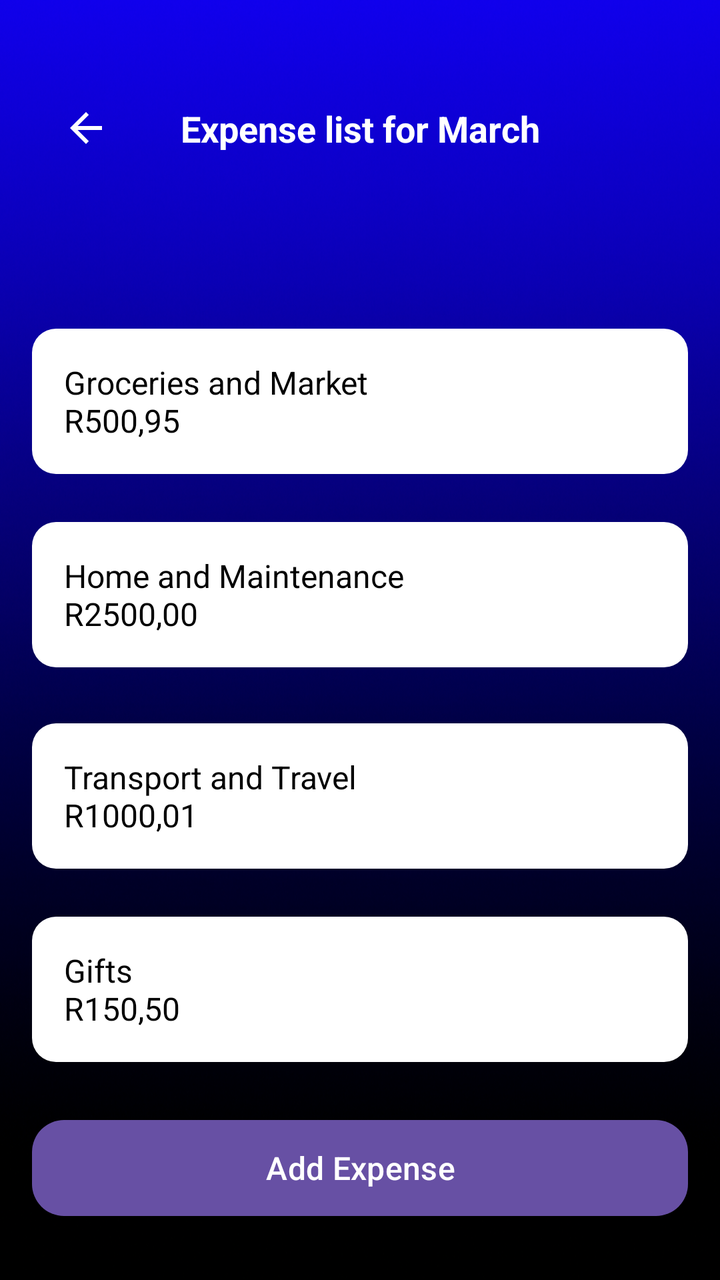
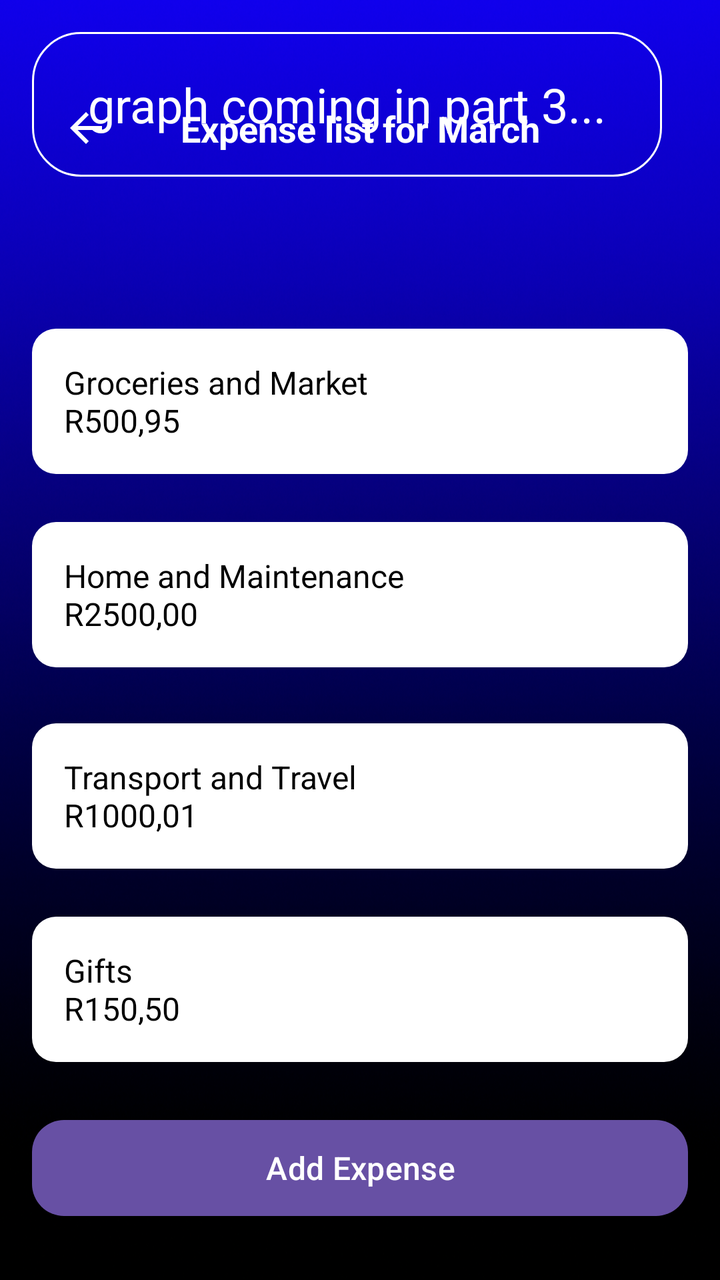

Screens rendered from an Android XML layout before and after an edit, with the pre-edit source and the edit as a unified diff.
<!-- AndroidManifest.xml: application theme Theme.CashUp -->
<!-- res/layout/activity_expense.xml -->
<?xml version="1.0" encoding="utf-8"?>
<androidx.constraintlayout.widget.ConstraintLayout xmlns:android="http://schemas.android.com/apk/res/android"
    xmlns:app="http://schemas.android.com/apk/res-auto"
    xmlns:tools="http://schemas.android.com/tools"
    android:layout_width="match_parent"
    android:layout_height="match_parent"
    android:background="@drawable/background"
    android:padding="16dp">


    <ImageButton
        android:id="@+id/back_button"
        android:layout_width="54dp"
        android:layout_height="48dp"
        android:layout_marginTop="24dp"
        android:background="?attr/selectableItemBackgroundBorderless"
        android:contentDescription="Back"
        android:src="@drawable/ic_arrow_back"
        app:layout_constraintStart_toStartOf="parent"
        app:layout_constraintTop_toTopOf="parent" />


    <TextView
        android:id="@+id/heading_text"
        android:layout_width="wrap_content"
        android:layout_height="wrap_content"
        android:layout_marginTop="36dp"
        android:text="Expense list for March"
        android:textColor="@android:color/white"
        android:textSize="18sp"
        android:textStyle="bold"
        app:layout_constraintEnd_toEndOf="parent"
        app:layout_constraintStart_toStartOf="parent"
        app:layout_constraintTop_toTopOf="parent" />

    <TextView
        android:id="@+id/item_groceries"
        android:layout_width="0dp"
        android:layout_height="wrap_content"
        android:layout_marginTop="88dp"
        android:background="@drawable/rounded_corner_white"
        android:padding="16dp"
        android:text="Groceries and Market                              R500,95"
        android:textColor="@android:color/black"
        android:textSize="16sp"
        app:layout_constraintEnd_toEndOf="parent"
        app:layout_constraintHorizontal_bias="0.0"
        app:layout_constraintStart_toStartOf="parent"
        app:layout_constraintTop_toBottomOf="@id/heading_text" />

    <TextView
        android:id="@+id/item_home"
        android:layout_width="0dp"
        android:layout_height="wrap_content"
        android:layout_marginTop="24dp"
        android:background="@drawable/rounded_corner_white"
        android:padding="16dp"
        android:text="Home and Maintenance                         R2500,00"
        android:textColor="@android:color/black"
        android:textSize="16sp"
        app:layout_constraintEnd_toEndOf="parent"
        app:layout_constraintHorizontal_bias="0.0"
        app:layout_constraintStart_toStartOf="parent"
        app:layout_constraintTop_toBottomOf="@id/item_groceries" />

    <TextView
        android:id="@+id/item_travel"
        android:layout_width="0dp"
        android:layout_height="wrap_content"
        android:layout_marginTop="28dp"
        android:background="@drawable/rounded_corner_white"
        android:padding="16dp"
        android:text="Transport and Travel                              R1000,01"
        android:textColor="@android:color/black"
        android:textSize="16sp"
        app:layout_constraintEnd_toEndOf="parent"
        app:layout_constraintHorizontal_bias="0.0"
        app:layout_constraintStart_toStartOf="parent"
        app:layout_constraintTop_toBottomOf="@id/item_home" />

    <TextView
        android:id="@+id/item_gifts"
        android:layout_width="0dp"
        android:layout_height="wrap_content"
        android:layout_marginTop="24dp"
        android:background="@drawable/rounded_corner_white"
        android:padding="16dp"
        android:text="Gifts                                                             R150,50"
        android:textColor="@android:color/black"
        android:textSize="16sp"
        app:layout_constraintEnd_toEndOf="parent"
        app:layout_constraintHorizontal_bias="0.0"
        app:layout_constraintStart_toStartOf="parent"
        app:layout_constraintTop_toBottomOf="@id/item_travel" />

    <Button
        android:id="@+id/add_expense_button"
        android:layout_width="0dp"
        android:layout_height="wrap_content"
        android:layout_marginBottom="16dp"
        android:background="@drawable/rounded_red_button"
        android:backgroundTint="#F20707"
        android:text="Add Expense"
        android:textColor="@android:color/white"
        android:textSize="16sp"
        app:layout_constraintBottom_toBottomOf="parent"
        app:layout_constraintEnd_toEndOf="parent"
        app:layout_constraintStart_toStartOf="parent" />

</androidx.constraintlayout.widget.ConstraintLayout>
<!-- resources referenced by this layout -->
<resources>
  <!-- drawable background: png bitmap (drawable, 768113 bytes) -->
  <!-- drawable ic_arrow_back (drawable) -->
  <vector xmlns:android="http://schemas.android.com/apk/res/android"
      android:width="24dp"
      android:height="24dp"
      android:viewportWidth="24"
      android:viewportHeight="24">
      <path
          android:fillColor="#FFFFFF"
          android:pathData="M20,11H7.83l5.59,-5.59L12,4l-8,8 8,8 1.41,-1.41L7.83,13H20v-2z"/>
  </vector>
  <!-- drawable rounded_corner_white (drawable) -->
  <?xml version="1.0" encoding="utf-8"?>
  <shape xmlns:android="http://schemas.android.com/apk/res/android"
      android:shape="rectangle">
      <solid android:color="@android:color/white" />
      <corners android:radius="12dp" />
  </shape>
  <!-- drawable rounded_red_button (drawable) -->
  <shape xmlns:android="http://schemas.android.com/apk/res/android"
      android:shape="rectangle">
      <solid android:color="#FF2B2B" />
      <corners android:radius="16dp" />
  </shape>
  <style name="Theme.CashUp" parent="Base.Theme.CashUp" />
  <style name="Base.Theme.CashUp" parent="Theme.Material3.DayNight.NoActionBar">
  
      </style>
</resources>

<!-- the commit's change to res/layout/activity_expense.xml (unified diff, before → after) -->
@@ -7,6 +7,19 @@
     android:background="@drawable/background"
     android:padding="16dp">
 
+
+    <TextView
+        android:id="@+id/textView4"
+        android:layout_width="315dp"
+        android:layout_height="wrap_content"
+        android:background="@drawable/rounded_corner"
+        android:gravity="center"
+        android:padding="20dp"
+        android:text="graph coming in part 3..."
+        android:textColor="#FFFFFF"
+        android:textSize="24sp"
+        tools:layout_editor_absoluteX="27dp"
+        tools:layout_editor_absoluteY="483dp" />
 
     <ImageButton
         android:id="@+id/back_button"
<!-- resource entries referenced after the edit -->
@@ -11,6 +11,17 @@
           android:fillColor="#FFFFFF"
           android:pathData="M20,11H7.83l5.59,-5.59L12,4l-8,8 8,8 1.41,-1.41L7.83,13H20v-2z"/>
   </vector>
+  <!-- drawable rounded_corner (drawable) -->
+  <?xml version="1.0" encoding="utf-8"?>
+  <shape xmlns:android="http://schemas.android.com/apk/res/android"
+      android:shape="rectangle"
+      >
+  <corners
+          android:radius="24dp"/>
+      <stroke
+          android:width="1dp"
+              android:color="@color/white" />
+  </shape>
   <!-- drawable rounded_corner_white (drawable) -->
   <?xml version="1.0" encoding="utf-8"?>
   <shape xmlns:android="http://schemas.android.com/apk/res/android"
@@ -25,6 +36,7 @@
       <corners android:radius="16dp" />
   </shape>
   <style name="Theme.CashUp" parent="Base.Theme.CashUp" />
+  <color name="white">#FFFFFFFF</color>
   <style name="Base.Theme.CashUp" parent="Theme.Material3.DayNight.NoActionBar">
   
       </style>
